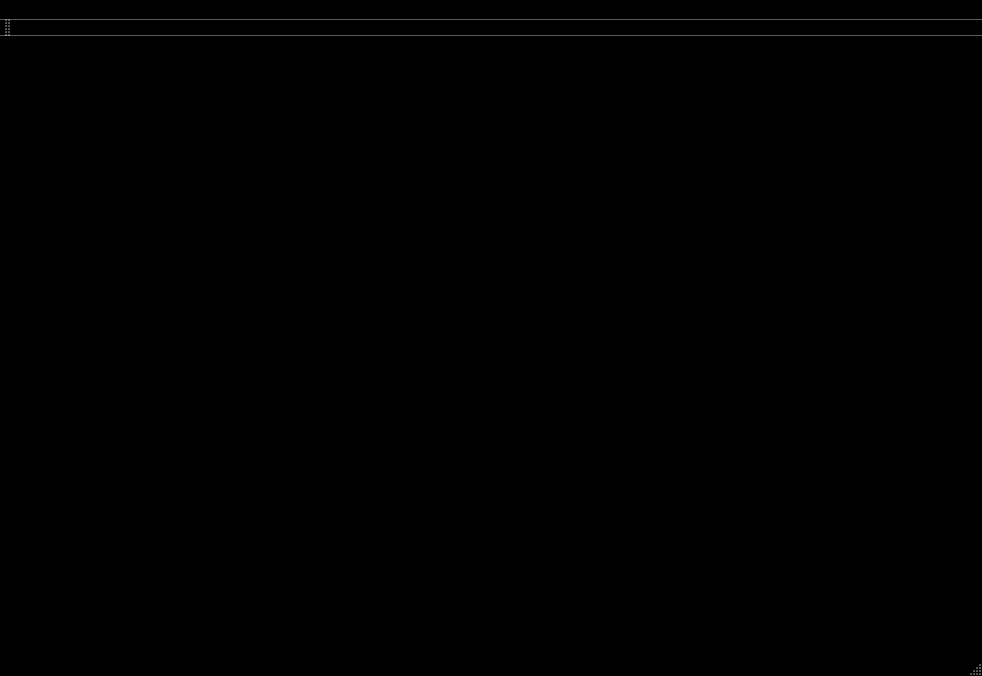
This is src/mainwindow.ui in mocap-ca/slate as Qt 5 draws it before an edit. The edited form follows.
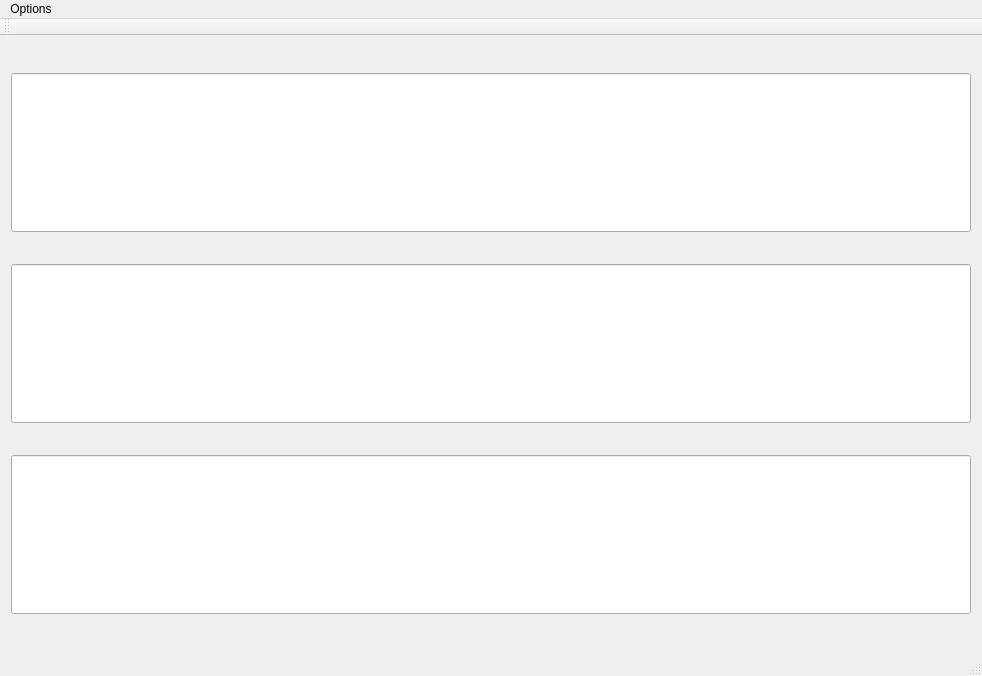
This is the edited form.

```diff
--- a/src/mainwindow.ui
+++ b/src/mainwindow.ui
@@ -16,97 +16,6 @@
     <verstretch>0</verstretch>
    </sizepolicy>
   </property>
-  <property name="palette">
-   <palette>
-    <active>
-     <colorrole role="WindowText">
-      <brush brushstyle="SolidPattern">
-       <color alpha="255">
-        <red>255</red>
-        <green>255</green>
-        <blue>255</blue>
-       </color>
-      </brush>
-     </colorrole>
-     <colorrole role="Base">
-      <brush brushstyle="SolidPattern">
-       <color alpha="255">
-        <red>0</red>
-        <green>0</green>
-        <blue>0</blue>
-       </color>
-      </brush>
-     </colorrole>
-     <colorrole role="Window">
-      <brush brushstyle="SolidPattern">
-       <color alpha="255">
-        <red>0</red>
-        <green>0</green>
-        <blue>0</blue>
-       </color>
-      </brush>
-     </colorrole>
-    </active>
-    <inactive>
-     <colorrole role="WindowText">
-      <brush brushstyle="SolidPattern">
-       <color alpha="255">
-        <red>255</red>
-        <green>255</green>
-        <blue>255</blue>
-       </color>
-      </brush>
-     </colorrole>
-     <colorrole role="Base">
-      <brush brushstyle="SolidPattern">
-       <color alpha="255">
-        <red>0</red>
-        <green>0</green>
-        <blue>0</blue>
-       </color>
-      </brush>
-     </colorrole>
-     <colorrole role="Window">
-      <brush brushstyle="SolidPattern">
-       <color alpha="255">
-        <red>0</red>
-        <green>0</green>
-        <blue>0</blue>
-       </color>
-      </brush>
-     </colorrole>
-    </inactive>
-    <disabled>
-     <colorrole role="WindowText">
-      <brush brushstyle="SolidPattern">
-       <color alpha="255">
-        <red>127</red>
-        <green>127</green>
-        <blue>127</blue>
-       </color>
-      </brush>
-     </colorrole>
-     <colorrole role="Base">
-      <brush brushstyle="SolidPattern">
-       <color alpha="255">
-        <red>0</red>
-        <green>0</green>
-        <blue>0</blue>
-       </color>
-      </brush>
-     </colorrole>
-     <colorrole role="Window">
-      <brush brushstyle="SolidPattern">
-       <color alpha="255">
-        <red>0</red>
-        <green>0</green>
-        <blue>0</blue>
-       </color>
-      </brush>
-     </colorrole>
-    </disabled>
-   </palette>
-  </property>
   <property name="windowTitle">
    <string>MainWindow</string>
   </property>
```
